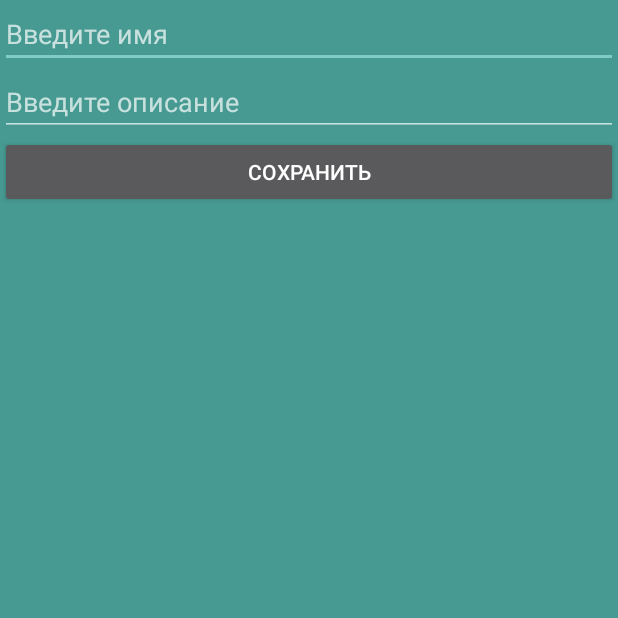
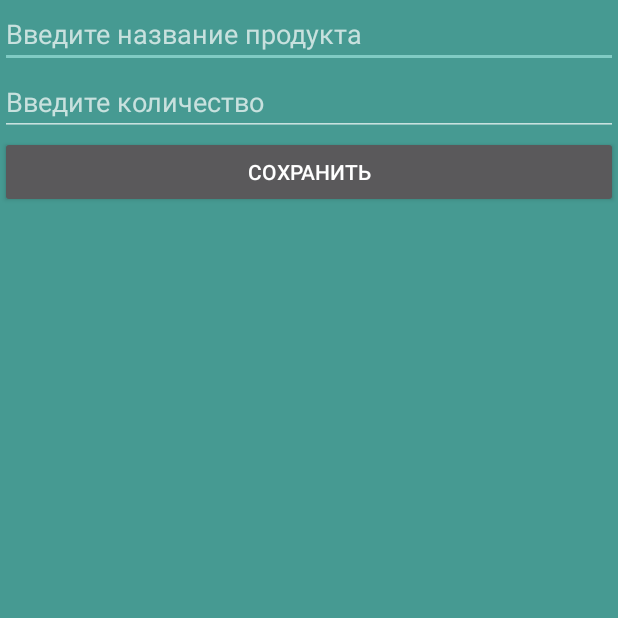
Before and after one commit to a4ifka/BaseDate, an Android app: the UserActivity screen opened directly, with no data from a screen before it, on a phone screen of 412 x 824 dp, the top half of it. Run offline under Robolectric (Android 15) with nearby library versions, the phone set to English and light mode, and no system bars.

Commit message:
Fixed hints

```diff
--- a/app/src/main/res/layout/activity_user.xml
+++ b/app/src/main/res/layout/activity_user.xml
@@ -11,7 +11,7 @@
         android:id="@+id/name"
         android:layout_width="0dp"
         android:layout_height="wrap_content"
-        android:hint="Введите имя"
+        android:hint="Введите название продукта"
         app:layout_constraintBottom_toTopOf="@+id/year"
         app:layout_constraintTop_toTopOf="parent"
         app:layout_constraintLeft_toLeftOf="parent"
@@ -20,7 +20,7 @@
         android:id="@+id/year"
         android:layout_width="0dp"
         android:layout_height="wrap_content"
-        android:hint="Введите описание"
+        android:hint="Введите количество"
         app:layout_constraintTop_toBottomOf="@+id/name"
         app:layout_constraintBottom_toTopOf="@+id/saveButton"
         app:layout_constraintLeft_toLeftOf="parent"
```
